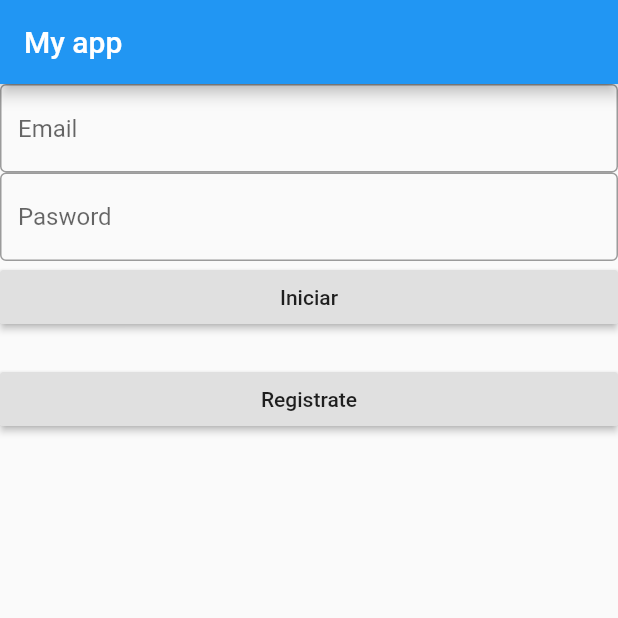
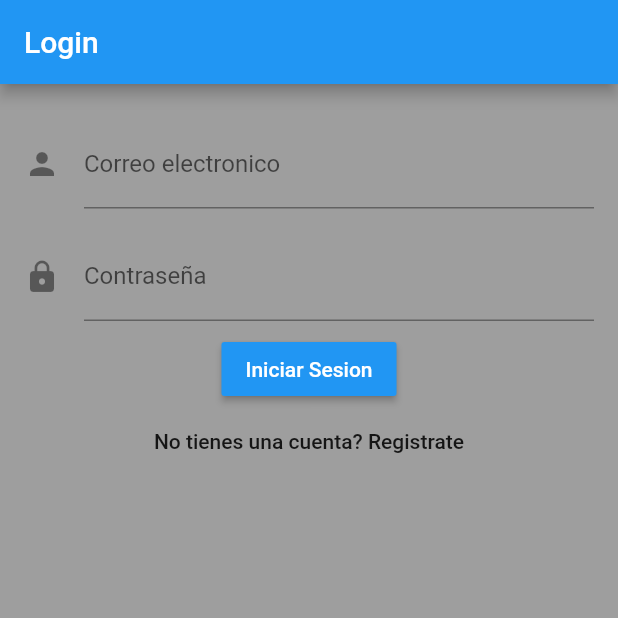
Before and after one commit to erodriguezf/Proyecto_Final2020, a Flutter app: the screen it shows after launch, on a phone screen of 412 x 824 dp, the top half of it. Run offline on Flutter 3.47's test engine with Material 2 defaults, Android fonts, the phone set to English and light mode, and no system bars; our stand-ins replace firebase_auth, firebase_core; accounts and stored records are empty.

Commit message:
Login and register

```diff
--- a/lib/main.dart
+++ b/lib/main.dart
@@ -1,82 +1,39 @@
 import 'package:flutter/material.dart';
-import 'Iniciarsecion.dart';
-import 'registrarse.dart';
+import 'package:firebase_core/firebase_core.dart';
+import 'package:proyecto_final_2020_2/pages/loading_page.dart';
+import 'package:proyecto_final_2020_2/pages/root_page.dart';
+import 'package:proyecto_final_2020_2/pages/wrong_page.dart';
 
-void main() => runApp(MyHome());
+import 'classes/auth_firebase.dart';
 
-class MyHome extends StatelessWidget{
-
- @override
- Widget build(BuildContext context){
-   return MaterialApp(
-     title: 'My nav',
-     theme: ThemeData(
-        primarySwatch: Colors.blue,
-      ),
-      home: Home(),
-
-
-   );
-
- }
-
+void main() {
+  runApp(MaterialApp(
+    home: MyApp(),
+  ));
 }
 
-class Home extends StatelessWidget{
-  final controler1 = TextEditingController();
-   @override
-   Widget build(BuildContext context){
-     return Scaffold(
-       appBar: AppBar(
-         title: Text('My app'),
-       ),
-       body: ListView
-       (children: <Widget>[
+class MyApp extends StatelessWidget {
+  @override
+  Widget build(BuildContext context) {
+    return FutureBuilder(
+      // Initialize FlutterFire
+      future: Firebase.initializeApp(),
+      builder: (context, snapshot) {
+        // Check for errors
+        if (snapshot.hasError) {
+          return WrongPage();
+        }
 
-          Column(
-            crossAxisAlignment: CrossAxisAlignment.stretch,
-            children: <Widget>[
-               TextField(
-          obscureText: false,
-        	decoration: InputDecoration(
-          	border: OutlineInputBorder(),
-          	hintText: "Email",
-        	),
-      	),
+        // Once complete, show your application
+        if (snapshot.connectionState == ConnectionState.done) {
+          return RootPage(
+            auth: new AuthFirebase(),
+          );
+        }
 
-         TextField(
-          obscureText: true,
-        	decoration: InputDecoration(
-          	border: OutlineInputBorder(),
-          	hintText: "Pasword",
-        	),
-      	),
-             _row(context, "Iniciar",
-              Iniciar()),
-              _row(context, "Registrate",
-              Registrate()),
-             // Navegar()
-            ],
-          ),
-        ])
-
-     );
-
-   }
+        // Otherwise, show something whilst waiting for initialization to complete
+        return LoadingPage();
+      },
+    );
+  }
 }
-
-Widget _row(BuildContext context, String text, Widget destination) {
-    return Column(
-        crossAxisAlignment: CrossAxisAlignment.stretch,
-        children: <Widget>[
-          RaisedButton(
-              onPressed: () => {
-                    Navigator.push(
-                      context,
-                      MaterialPageRoute(builder: (context) => destination),
-                    )
-                  },
-              child: Text(text)),
-          SizedBox(height: 20.0)
-        ]);
-  }
--- /dev/null
+++ b/lib/pages/login_page.dart
@@ -0,0 +1,134 @@
+import 'package:flutter/material.dart';
+import 'package:proyecto_final_2020_2/classes/auth_firebase.dart';
+import 'package:proyecto_final_2020_2/pages/home_page.dart';
+import 'package:proyecto_final_2020_2/pages/register_page.dart';
+
+class LoginPage extends StatefulWidget {
+  const LoginPage({Key key, this.auth, this.onSignIn}) : super(key: key);
+  final AuthFirebase auth;
+  final VoidCallback onSignIn;
+
+  @override
+  _LoginPageState createState() => _LoginPageState();
+}
+
+class _LoginPageState extends State<LoginPage> {
+  final formkey = new GlobalKey<FormState>();
+  var email = TextEditingController();
+  var password = TextEditingController();
+
+  @override
+  Widget build(BuildContext context) {
+    return Scaffold(
+      appBar: AppBar(
+        title: Text("Login"),
+        backgroundColor: Colors.blue,
+      ),
+      backgroundColor: Colors.grey,
+      body: SingleChildScrollView(
+        padding: EdgeInsets.all(16.0),
+        child: Form(
+          key: formkey,
+          child: Column(
+            children: formLogin(),
+          ),
+        ),
+      ),
+    );
+  }
+
+  List<Widget> formLogin() {
+    return [
+      padded(
+        child: TextFormField(
+          decoration: InputDecoration(
+            icon: Icon(Icons.person),
+            labelText: 'Correo electronico',
+          ),
+          autocorrect: false,
+          controller: email,
+          validator: (value) {
+            if (value.isEmpty) {
+              return 'Por favor ingresa tu correo electronico';
+            }
+            return null;
+          },
+        ),
+      ),
+      padded(
+        child: TextFormField(
+          decoration: InputDecoration(
+            icon: Icon(Icons.lock),
+            labelText: 'Contraseña',
+          ),
+          autocorrect: false,
+          obscureText: true,
+          controller: password,
+        ),
+      ),
+      Column(
+        children: [
+          RaisedButton(
+            onPressed: () {
+              if (formkey.currentState.validate()) {
+                signIn(context);
+              }
+            },
+            color: Colors.blue,
+            textColor: Colors.white,
+            child: Text("Iniciar Sesion"),
+          ),
+          FlatButton(
+              onPressed: () => Navigator.push(
+                  context,
+                  MaterialPageRoute(
+                      builder: (context) => RegisterPage(
+                            auth: widget.auth,
+                            onSignIn: () => widget.onSignIn(),
+                          ))),
+              child: Text('No tienes una cuenta? Registrate'))
+        ],
+      )
+    ];
+  }
+
+  Widget padded({Widget child}) {
+    return Padding(
+      padding: EdgeInsets.symmetric(vertical: 8.0),
+      child: child,
+    );
+  }
+
+  void signIn(BuildContext context) {
+    widget.auth.signin(email.text, password.text).then((value) {
+      if (value != null) {
+        widget.onSignIn();
+      } else {
+        showDialog(
+          context: context,
+          builder: (BuildContext context) {
+            return AlertDialog(
+              title: Text('Correo electronico o constraseña incorrecta'),
+              content: SingleChildScrollView(
+                child: ListBody(
+                  children: <Widget>[
+                    Text(
+                        'El usuario y contraseña proporcionados no se encuentran registrados, por favor intente nuevamente'),
+                  ],
+                ),
+              ),
+              actions: <Widget>[
+                FlatButton(
+                  child: Text('Aceptar'),
+                  onPressed: () {
+                    Navigator.of(context).pop();
+                  },
+                ),
+              ],
+            );
+          },
+        );
+      }
+    });
+  }
+}
--- /dev/null
+++ b/lib/pages/root_page.dart
@@ -0,0 +1,56 @@
+import 'package:flutter/material.dart';
+import 'package:firebase_auth/firebase_auth.dart';
+import 'package:proyecto_final_2020_2/classes/auth_firebase.dart';
+import 'package:proyecto_final_2020_2/pages/home_page.dart';
+import 'package:proyecto_final_2020_2/pages/login_page.dart';
+
+class RootPage extends StatefulWidget {
+  RootPage({this.auth});
+  final AuthFirebase auth;
+  @override
+  _RootPageState createState() => _RootPageState();
+}
+
+enum AuthStatus {
+  notSignIn,
+  singedIn,
+}
+
+class _RootPageState extends State<RootPage> {
+  AuthStatus authStatus = AuthStatus.notSignIn;
+
+  @override
+  void initState() {
+    widget.auth.auth.authStateChanges().listen((User user) {
+      if (user == null) {
+        authStatus = AuthStatus.notSignIn;
+      } else {
+        authStatus = AuthStatus.singedIn;
+      }
+    });
+    super.initState();
+  }
+
+  @override
+  Widget build(BuildContext context) {
+    switch (authStatus) {
+      case AuthStatus.notSignIn:
+        return (LoginPage(
+          auth: widget.auth,
+          onSignIn: () => updateAuthStatus(AuthStatus.singedIn),
+        ));
+      case AuthStatus.singedIn:
+        return (HomePage(
+          auth: widget.auth,
+          onSignIn: () => updateAuthStatus(AuthStatus.notSignIn),
+        ));
+    }
+  }
+
+  void updateAuthStatus(AuthStatus auth) {
+    setState(() {
+      print("cambio a:" + auth.toString());
+      authStatus = auth;
+    });
+  }
+}
--- a/pubspec.yaml
+++ b/pubspec.yaml
@@ -27,6 +27,11 @@ dependencies:
 dev_dependencies:
   flutter_test:
     sdk: flutter
+  firebase_core: "^0.5.0+1"
+  firebase_database: "^4.1.1"
+  firebase_storage: "^5.0.0-dev.3"
+  image_picker: ^0.6.7+12
+  firebase_auth: "^0.18.1+2"
 
 
 # For information on the generic Dart part of this file, see the
```
Also changed, not shown: lib/Iniciarsecion.dart (deleted, +0 -39 lines), lib/classes/auth_firebase.dart (added, +39 -0 lines), lib/pages/home_page.dart (added, +29 -0 lines), lib/pages/loading_page.dart (added, +18 -0 lines), lib/pages/register_page.dart (added, +124 -0 lines), lib/pages/wrong_page.dart (added, +18 -0 lines), pubspec.lock, 6 other files.
